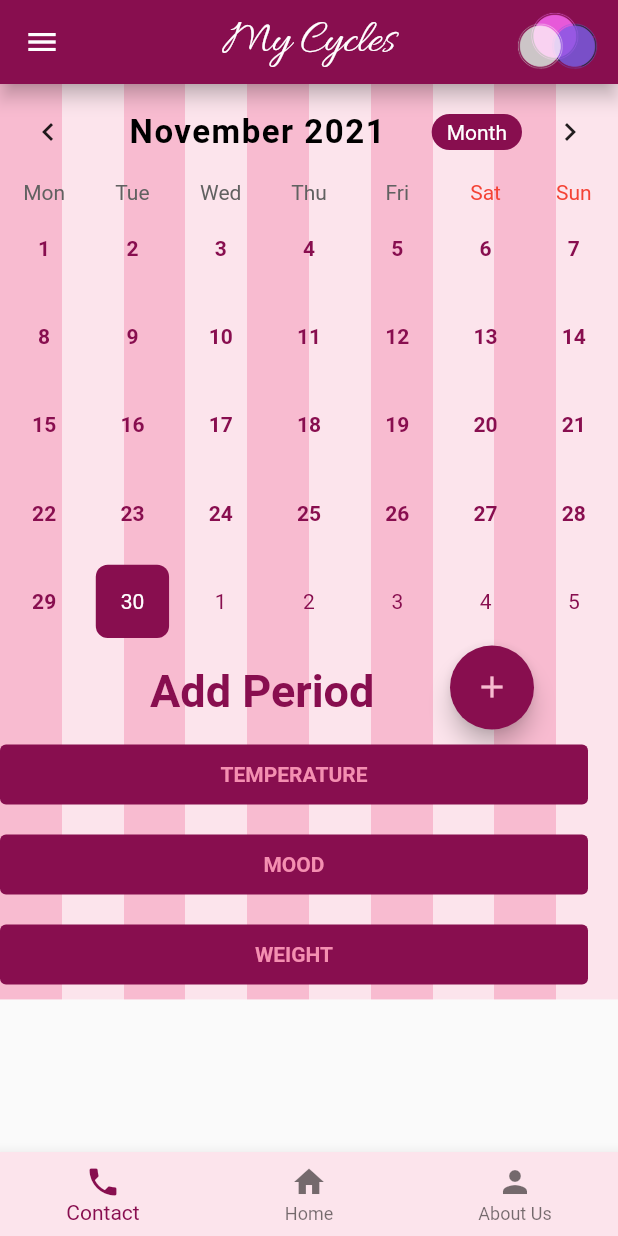
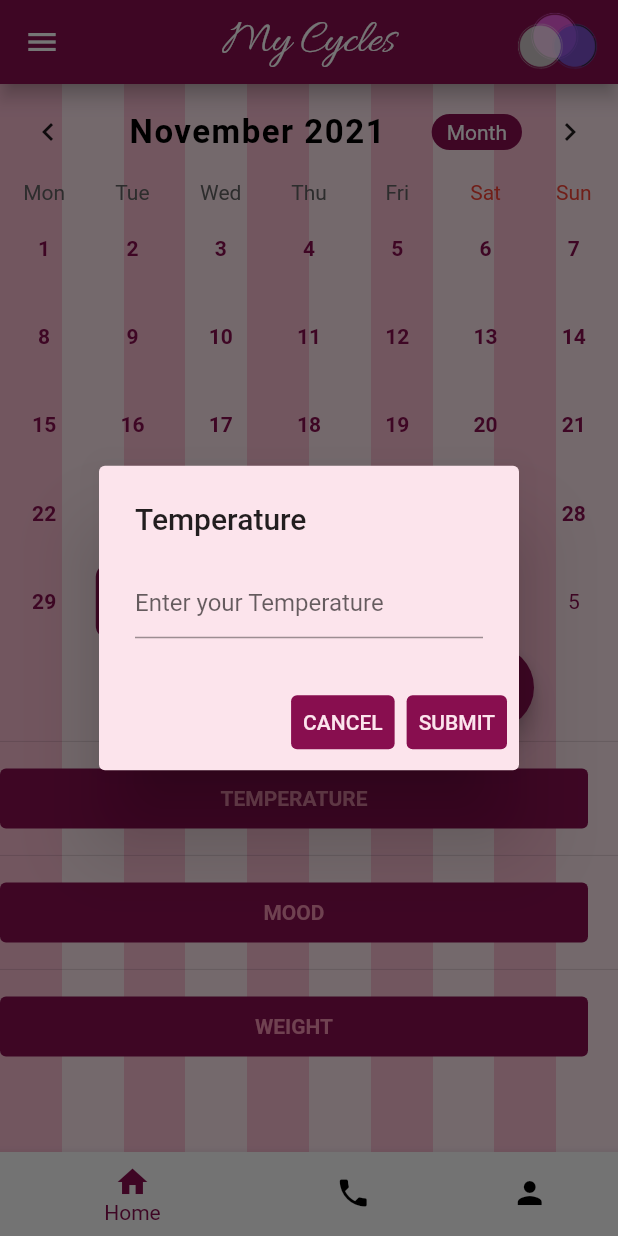
Before and after one commit to poojakaulgud/MyCycles, a Flutter app: the screen it shows after launch, after a tap on "TEMPERATURE", on a phone screen of 412 x 824 dp. Run offline on Flutter 3.47's test engine with Material 2 defaults, Android fonts, the phone set to English and light mode, and no system bars; drawn by our look-alikes of table_calendar.

Commit message:
dialog box

```diff
--- a/lib/main.dart
+++ b/lib/main.dart
@@ -1,14 +1,17 @@
 // @dart=2.9
 import 'package:flutter/foundation.dart';
 import 'package:flutter/material.dart';
+import 'package:my_cycles/aboutus.dart';
 import 'package:table_calendar/table_calendar.dart';
-
+int _currentIndex=0;
+int _pageIndex=0;
 const magenta = const Color(0x8e3a59);
 void main() {
   runApp(
     MaterialApp(
       debugShowCheckedModeBanner: false,
       home: MyCycles(),
+
     ),
   );
 }
@@ -19,6 +22,18 @@ class MyCycles extends StatefulWidget {
 
 class _MyCycleState extends State<MyCycles> {
   CalendarController _controller;
+   TextEditingController _textFieldController = TextEditingController();
+   int _selectedIndex = 0;
+  final List<Widget> _children= [
+    MyCycles(),
+    AboutUs()
+
+  ];
+
+  _OnTap(){
+    Navigator.of(context)
+    .push(MaterialPageRoute(builder: (BuildContext context)=>_children[_currentIndex]));
+  }
 
   @override
   void initState() {
@@ -28,7 +43,9 @@ class _MyCycleState extends State<MyCycles> {
 
   @override
   Widget build(BuildContext context) {
+
     return Scaffold(
+
       appBar: AppBar(
         actions: [
           new SizedBox(
@@ -47,7 +64,9 @@ class _MyCycleState extends State<MyCycles> {
         elevation: 5.0,
       ),
       body: SingleChildScrollView(
+
         child: new Container(
+          height: MediaQuery.of(context).size.height,
           decoration: BoxDecoration(
             gradient: LinearGradient(
               begin: Alignment(-1.0, 0.0),
@@ -99,6 +118,7 @@ class _MyCycleState extends State<MyCycles> {
               tileMode: TileMode.repeated,
             ),
           ),
+
           child: new Column(
             crossAxisAlignment: CrossAxisAlignment.start,
             children: <Widget>[
@@ -184,6 +204,7 @@ class _MyCycleState extends State<MyCycles> {
                       )
                     ],
                   ),
+                  Divider(),
 
                   Row(
                     children: <Widget>[
@@ -198,7 +219,9 @@ class _MyCycleState extends State<MyCycles> {
                                         MaterialStateProperty.all<Color>(
                                             Colors.pink[900]),
                                   ),
-                                  onPressed: () {},
+                                  onPressed: () {
+                                    _displayTextInputDialog(context, "Temperature");
+                                  },
                                   child: Text(
                                     "TEMPERATURE",
                                     style: TextStyle(
@@ -208,7 +231,7 @@ class _MyCycleState extends State<MyCycles> {
                     ],
                   ),
 
-
+                 Divider(),
                   Row(
                     children: <Widget>[
                       SizedBox(
@@ -222,7 +245,9 @@ class _MyCycleState extends State<MyCycles> {
                                         MaterialStateProperty.all<Color>(
                                             Colors.pink[900]),
                                   ),
-                                  onPressed: () {},
+                                  onPressed: () {
+                                    _displayTextInputDialog(context, "Mood");
+                                  },
                                   child: Text(
                                     "MOOD",
                                     style: TextStyle(
@@ -231,7 +256,7 @@ class _MyCycleState extends State<MyCycles> {
                                   )))),
                     ],
                   ),
-
+                 Divider(),
                   Row(
                     children: <Widget>[
                       SizedBox(
@@ -245,7 +270,9 @@ class _MyCycleState extends State<MyCycles> {
                                         MaterialStateProperty.all<Color>(
                                             Colors.pink[900]),
                                   ),
-                                  onPressed: () {},
+                                  onPressed: () {
+                                    _displayTextInputDialog(context, "Weight");
+                                  },
                                   child: Text(
                                     "WEIGHT",
                                     style: TextStyle(
@@ -267,13 +294,23 @@ class _MyCycleState extends State<MyCycles> {
       bottomNavigationBar: BottomNavigationBar(
         backgroundColor: Colors.pink[50],
         selectedItemColor: Colors.pink[900],
-        items: [
+        unselectedItemColor: Colors.black,
+        items: const <BottomNavigationBarItem> [
           BottomNavigationBarItem(
-              icon: Icon(Icons.phone), title: Text("Contact")),
-          BottomNavigationBarItem(icon: Icon(Icons.home), title: Text("Home")),
+              icon: Icon(Icons.home), title: Text("Home")),
+          BottomNavigationBarItem(icon: Icon(Icons.phone), title: Text("Contact")),
           BottomNavigationBarItem(
               icon: Icon(Icons.person), title: Text("About Us")),
         ],
+          type: BottomNavigationBarType.shifting,
+        currentIndex: _pageIndex,
+        onTap: (index){
+          setState(() {
+            _currentIndex=index;
+          });
+          _OnTap();
+        },
+        elevation: 5
       ),
       drawer: Drawer(
         child: ListView(
@@ -370,9 +407,6 @@ class _MyCycleState extends State<MyCycles> {
                     Navigator.pop(context);
                   },
                 ),
-
-
-
           ],
 
         ),
@@ -384,4 +418,49 @@ class _MyCycleState extends State<MyCycles> {
       // This trailing comma makes auto-formatting nicer for build methods.
     );
   }
-}
+   String codeDialog;
+  String valueText;
+  _displayTextInputDialog(BuildContext context, String heading) async {
+    return showDialog(
+        context: context,
+        builder: (context) {
+          return AlertDialog(
+            title: Text(heading),
+            backgroundColor: Colors.pink[50],
+            content: TextField(
+              onChanged: (value) {
+                setState(() {
+                  valueText = value;
+                });
+              },
+              controller: _textFieldController,
+              decoration: InputDecoration(hintText: "Enter your " + heading),
+            ),
+            actions: <Widget>[
+              TextButton(
+                style: ButtonStyle(backgroundColor: MaterialStateProperty.all<Color>(
+                                            Colors.pink[900]),),
+                child: Text('CANCEL',style: TextStyle(color: Colors.pink[50]),),
+                onPressed: () {
+                  setState(() {
+                    Navigator.pop(context);
+                  });
+                },
+              ),
+              TextButton(
+                style: ButtonStyle(backgroundColor: MaterialStateProperty.all<Color>(
+                                            Colors.pink[900]),),
+                child: Text('SUBMIT', style: TextStyle(color: Colors.pink[50])),
+                onPressed: () {
+                  setState(() {
+                    codeDialog = valueText;
+                    Navigator.pop(context);
+                  });
+                },
+              ),
+            ],
+          );
+        });
+  }
+
+  }
```
